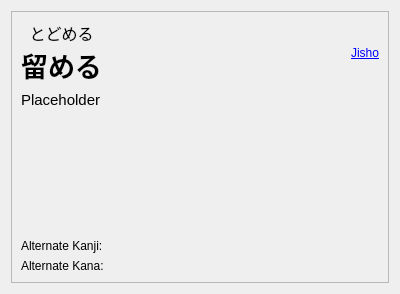
This is src/gui/widgets/definitionwidget.ui in ripose-jp/Memento as Qt 5 draws it before an edit. The edited form follows.
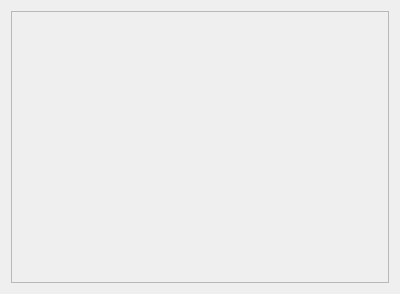
This is the edited form.

```diff
--- a/src/gui/widgets/definitionwidget.ui
+++ b/src/gui/widgets/definitionwidget.ui
@@ -76,145 +76,7 @@
         <verstretch>0</verstretch>
        </sizepolicy>
       </property>
-      <layout class="QVBoxLayout" name="verticalLayout_2">
-       <item>
-        <layout class="QHBoxLayout" name="m_layoutTop">
-         <item>
-          <layout class="QVBoxLayout" name="m_layoutKanjiKana">
-           <property name="spacing">
-            <number>0</number>
-           </property>
-           <item>
-            <widget class="QLabel" name="m_labelKana">
-             <property name="font">
-              <font>
-               <pointsize>12</pointsize>
-              </font>
-             </property>
-             <property name="text">
-              <string>とどめる</string>
-             </property>
-             <property name="alignment">
-              <set>Qt::AlignBottom|Qt::AlignHCenter</set>
-             </property>
-             <property name="textInteractionFlags">
-              <set>Qt::LinksAccessibleByMouse|Qt::TextSelectableByMouse</set>
-             </property>
-            </widget>
-           </item>
-           <item>
-            <widget class="QLabel" name="m_labelKanji">
-             <property name="sizePolicy">
-              <sizepolicy hsizetype="Preferred" vsizetype="Maximum">
-               <horstretch>0</horstretch>
-               <verstretch>0</verstretch>
-              </sizepolicy>
-             </property>
-             <property name="font">
-              <font>
-               <pointsize>20</pointsize>
-               <weight>75</weight>
-               <bold>true</bold>
-              </font>
-             </property>
-             <property name="text">
-              <string>留める</string>
-             </property>
-             <property name="alignment">
-              <set>Qt::AlignCenter</set>
-             </property>
-             <property name="textInteractionFlags">
-              <set>Qt::LinksAccessibleByMouse|Qt::TextSelectableByMouse</set>
-             </property>
-            </widget>
-           </item>
-          </layout>
-         </item>
-         <item>
-          <spacer name="m_spaceTop">
-           <property name="orientation">
-            <enum>Qt::Horizontal</enum>
-           </property>
-           <property name="sizeHint" stdset="0">
-            <size>
-             <width>40</width>
-             <height>20</height>
-            </size>
-           </property>
-          </spacer>
-         </item>
-         <item>
-          <widget class="QLabel" name="m_labelJisho">
-           <property name="sizePolicy">
-            <sizepolicy hsizetype="Preferred" vsizetype="Maximum">
-             <horstretch>0</horstretch>
-             <verstretch>0</verstretch>
-            </sizepolicy>
-           </property>
-           <property name="text">
-            <string>&lt;a href=&quot;https://jisho.org/&quot;&gt;Jisho&lt;/a&gt;</string>
-           </property>
-           <property name="openExternalLinks">
-            <bool>true</bool>
-           </property>
-          </widget>
-         </item>
-        </layout>
-       </item>
-       <item>
-        <widget class="QLabel" name="m_labelDefinition">
-         <property name="sizePolicy">
-          <sizepolicy hsizetype="Preferred" vsizetype="MinimumExpanding">
-           <horstretch>0</horstretch>
-           <verstretch>0</verstretch>
-          </sizepolicy>
-         </property>
-         <property name="font">
-          <font>
-           <pointsize>11</pointsize>
-          </font>
-         </property>
-         <property name="text">
-          <string notr="true">Placeholder</string>
-         </property>
-         <property name="alignment">
-          <set>Qt::AlignLeading|Qt::AlignLeft|Qt::AlignTop</set>
-         </property>
-         <property name="wordWrap">
-          <bool>true</bool>
-         </property>
-         <property name="textInteractionFlags">
-          <set>Qt::LinksAccessibleByMouse|Qt::TextSelectableByMouse</set>
-         </property>
-        </widget>
-       </item>
-       <item>
-        <widget class="QLabel" name="m_labelAltKanji">
-         <property name="text">
-          <string>Alternate Kanji: </string>
-         </property>
-         <property name="wordWrap">
-          <bool>true</bool>
-         </property>
-         <property name="textInteractionFlags">
-          <set>Qt::LinksAccessibleByMouse|Qt::TextSelectableByMouse</set>
-         </property>
-        </widget>
-       </item>
-       <item>
-        <widget class="QLabel" name="m_labelAltKana">
-         <property name="text">
-          <string>Alternate Kana: </string>
-         </property>
-         <property name="wordWrap">
-          <bool>true</bool>
-         </property>
-         <property name="textInteractionFlags">
-          <set>Qt::LinksAccessibleByMouse|Qt::TextSelectableByMouse</set>
-         </property>
-        </widget>
-       </item>
-      </layout>
+      <layout class="QVBoxLayout" name="verticalLayout_2"/>
      </widget>
     </widget>
    </item>
```
Left out of the diff: 2 changed lines with no effect on the pictures.
